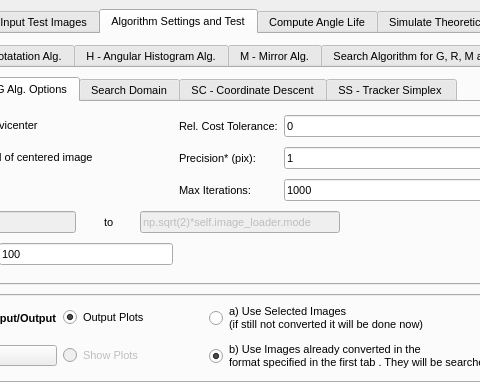
First picture: the form in GUI/Design.ui, repository Oiangu9/Conical_Refraction_Polarimeter, before the edit; both pictures show x 166 to 646 and y 0 to 382 of the 866 by 526 pixel window.
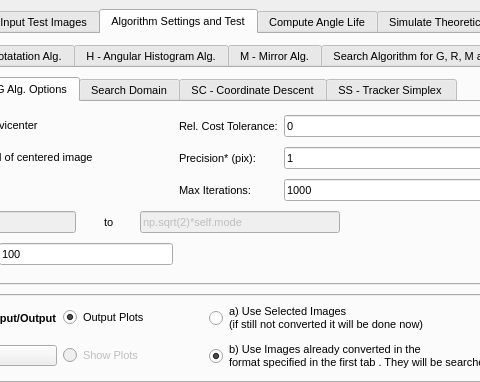
Second picture: the form after the edit. The open tabs and pages were chosen to show the change.

The edit to the form file:
```diff
--- a/GUI/Design.ui
+++ b/GUI/Design.ui
@@ -1614,7 +1614,7 @@
                    </size>
                   </property>
                   <property name="text">
-                   <string>np.sqrt(2)*self.image_loader.mode</string>
+                   <string>np.sqrt(2)*self.mode</string>
                   </property>
                  </widget>
                 </item>
```
Left out of the diff: 30 changed lines with no effect on the pictures.
